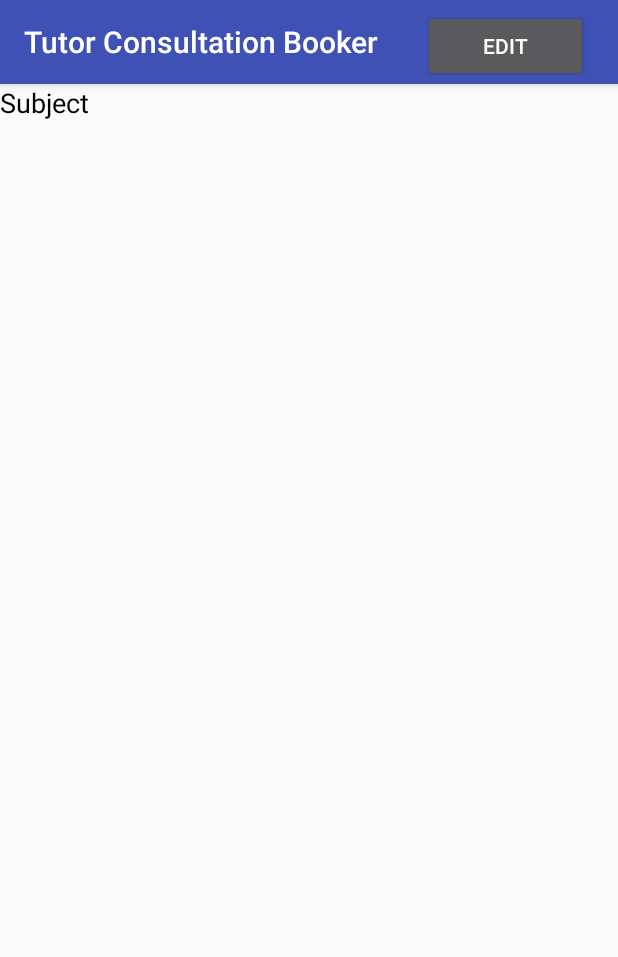
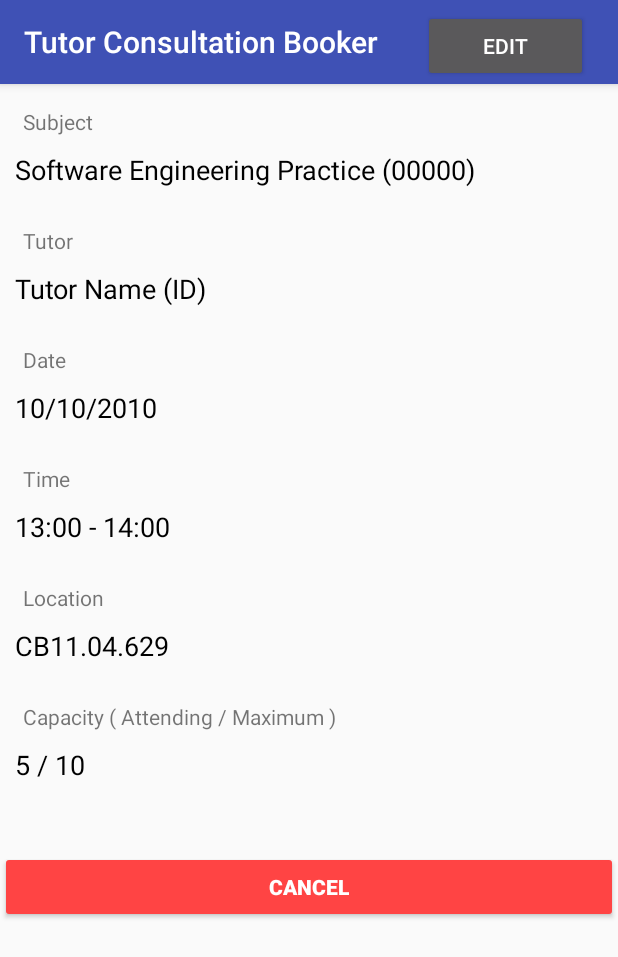
Before and after one commit to sc1122/SEPProject, an Android app: the Controller_ViewBooking screen opened directly, with no data from a screen before it, on a phone screen of 412 x 824 dp. Shown: the top 957 px of the screen. Run offline under Robolectric (Android 15) with nearby library versions, the light colour scheme and no system bars; 2 statements that could not run were skipped.

Commit message:
updating viewBooking UI, currently still using placeholder

```diff
--- a/SEPPrototype/app/src/main/res/layout/activity_view_booking.xml
+++ b/SEPPrototype/app/src/main/res/layout/activity_view_booking.xml
@@ -54,16 +54,114 @@
             <LinearLayout
                 android:layout_width="match_parent"
                 android:layout_height="wrap_content"
-                android:orientation="vertical" >
+                android:orientation="vertical">
 
                 <TextView
-                    android:id="@+id/textView5"
                     android:layout_width="match_parent"
                     android:layout_height="wrap_content"
-                    android:text="Subject"
+                    android:paddingLeft="15dp"
+                    android:paddingTop="15dp"
+                    android:text="Subject" />
+
+                <TextView
+                    android:id="@+id/subject"
+                    android:layout_width="match_parent"
+                    android:layout_height="wrap_content"
+                    android:padding="10dp"
+                    android:text="Software Engineering Practice (00000)"
                     android:textColor="@android:color/black"
-                    android:textSize="18dp"/>
+                    android:textSize="18sp" />
+
+                <TextView
+                    android:layout_width="match_parent"
+                    android:layout_height="wrap_content"
+                    android:paddingLeft="15dp"
+                    android:paddingTop="15dp"
+                    android:text="Tutor" />
+
+                <TextView
+                    android:id="@+id/tutor"
+                    android:layout_width="match_parent"
+                    android:layout_height="wrap_content"
+                    android:padding="10dp"
+                    android:text="Tutor Name (ID)"
+                    android:textColor="@android:color/black"
+                    android:textSize="18sp" />
+
+                <TextView
+                    android:layout_width="match_parent"
+                    android:layout_height="wrap_content"
+                    android:paddingLeft="15dp"
+                    android:paddingTop="15dp"
+                    android:text="Date" />
+
+                <TextView
+                    android:id="@+id/date"
+                    android:layout_width="match_parent"
+                    android:layout_height="wrap_content"
+                    android:padding="10dp"
+                    android:text="10/10/2010"
+                    android:textColor="@android:color/black"
+                    android:textSize="18sp" />
+
+                <TextView
+                    android:layout_width="match_parent"
+                    android:layout_height="wrap_content"
+                    android:paddingLeft="15dp"
+                    android:paddingTop="15dp"
+                    android:text="Time" />
+
+                <TextView
+                    android:id="@+id/time"
+                    android:layout_width="match_parent"
+                    android:layout_height="wrap_content"
+                    android:padding="10dp"
+                    android:text="13:00 - 14:00"
+                    android:textColor="@android:color/black"
+                    android:textSize="18sp" />
+
+                <TextView
+                    android:layout_width="match_parent"
+                    android:layout_height="wrap_content"
+                    android:paddingLeft="15dp"
+                    android:paddingTop="15dp"
+                    android:text="Location" />
+
+                <TextView
+                    android:id="@+id/location"
+                    android:layout_width="match_parent"
+                    android:layout_height="wrap_content"
+                    android:padding="10dp"
+                    android:text="CB11.04.629"
+                    android:textColor="@android:color/black"
+                    android:textSize="18sp" />
+
+                <TextView
+                    android:layout_width="match_parent"
+                    android:layout_height="wrap_content"
+                    android:paddingLeft="15dp"
+                    android:paddingTop="15dp"
+                    android:text="Capacity ( Attending / Maximum )" />
+
+                <TextView
+                    android:id="@+id/capacity"
+                    android:layout_width="match_parent"
+                    android:layout_height="80dp"
+                    android:padding="10dp"
+                    android:text="5 / 10"
+                    android:textColor="@android:color/black"
+                    android:textSize="18sp" />
+
+                <Button
+                    android:id="@+id/cancel"
+                    style="@style/Widget.AppCompat.Button.Colored"
+                    android:layout_width="match_parent"
+                    android:layout_height="wrap_content"
+                    android:text="Cancel"
+                    android:textStyle="bold" />
+
             </LinearLayout>
         </ScrollView>
+
     </FrameLayout>
 </LinearLayout>
```
